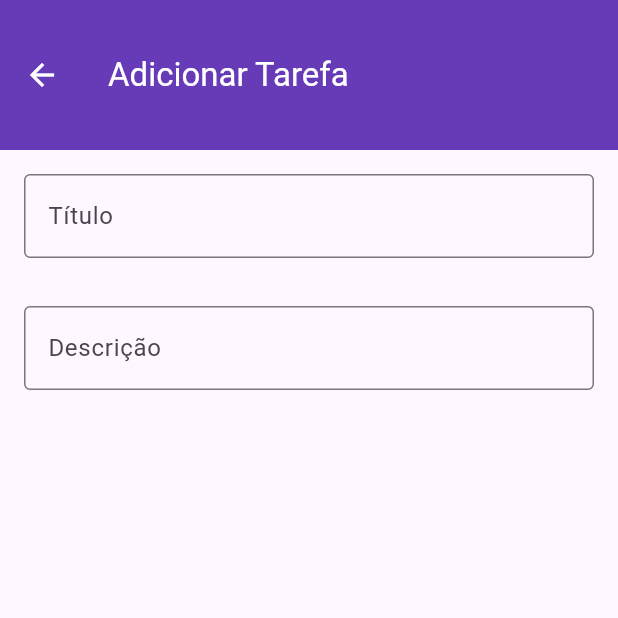
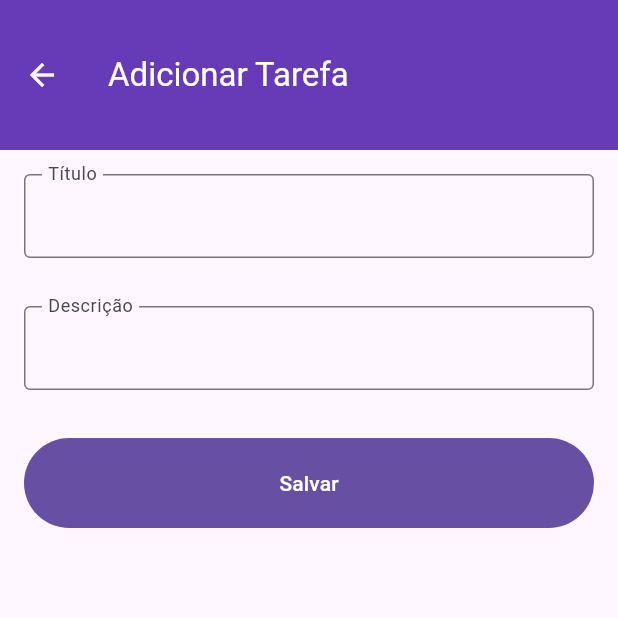
Before and after one commit to AlexandreAesir/App_TODO, a Flutter app: the screen it shows after launch, after a tap on the "add" icon, on a phone screen of 412 x 824 dp, the top half of it. Run offline on Flutter 3.47's test engine with Material 3 defaults, Android fonts, the phone set to English and light mode, and no system bars.

Commit message:
criação da pagina de add_task

```diff
--- a/lib/screen/add_task_screen.dart
+++ b/lib/screen/add_task_screen.dart
@@ -3,7 +3,18 @@
 import 'package:flutter/material.dart';
 
 class AddTaskScreen extends StatelessWidget {
-  const AddTaskScreen({super.key});
+   AddTaskScreen({super.key});
+
+final titulocontroller = TextEditingController();
+final descricaocontroller = TextEditingController();
+
+void salvar(){
+
+}
+
+
+
+
 
   @override
   Widget build(BuildContext context) {
@@ -13,23 +24,30 @@ class AddTaskScreen extends StatelessWidget {
         ),
     body: Column(
       children: [Padding(padding: EdgeInsetsGeometry.all(16),
-      child: TextField(
+      child: TextFormField(
           decoration: InputDecoration(
-            border: OutlineInputBorder(), hintText: "Titulo da Tarefa", label: Text("Título")
+            border: OutlineInputBorder(), label: Text("Título"),
+          floatingLabelBehavior: FloatingLabelBehavior.always
 
           ),
+           controller: titulocontroller,
         ),
         ),
 
         Padding(padding: EdgeInsetsGeometry.all(16),
-       child: TextField(
+       child: TextFormField(
           decoration: InputDecoration(
-            border: OutlineInputBorder(), hintText: "Descrição", label: Text("Descrição")
+            border: OutlineInputBorder(), label: Text("Descrição"),
+            floatingLabelBehavior: FloatingLabelBehavior.always
             ),
+            controller: descricaocontroller,
             ),
-       )
+       ),
+       Padding(padding: const EdgeInsets.all(16.0),
+       child: FilledButton(onPressed: salvar, child: SizedBox(height: 60, width: double.infinity, child: Center(child: Text("Salvar"),)  ),))
 
       ],
+
 
     ),
 
--- a/lib/screen/home_screen.dart
+++ b/lib/screen/home_screen.dart
@@ -50,9 +50,7 @@ class _HomeScreenState extends State<HomeScreen> {
                             if (finalizado == true) {
                               tarefas[index].finalizar();
                             } else {
-
                               tarefas[index].iniciar();
-
                           }
                         });
 
@@ -69,7 +67,7 @@ class _HomeScreenState extends State<HomeScreen> {
         ),
         floatingActionButton: FloatingActionButton(
           onPressed: (){
-            Navigator.push(context, MaterialPageRoute(builder: (context) => const AddTaskScreen(),
+            Navigator.push(context, MaterialPageRoute(builder: (context) =>  AddTaskScreen(),
             ),
             );
           },
```
